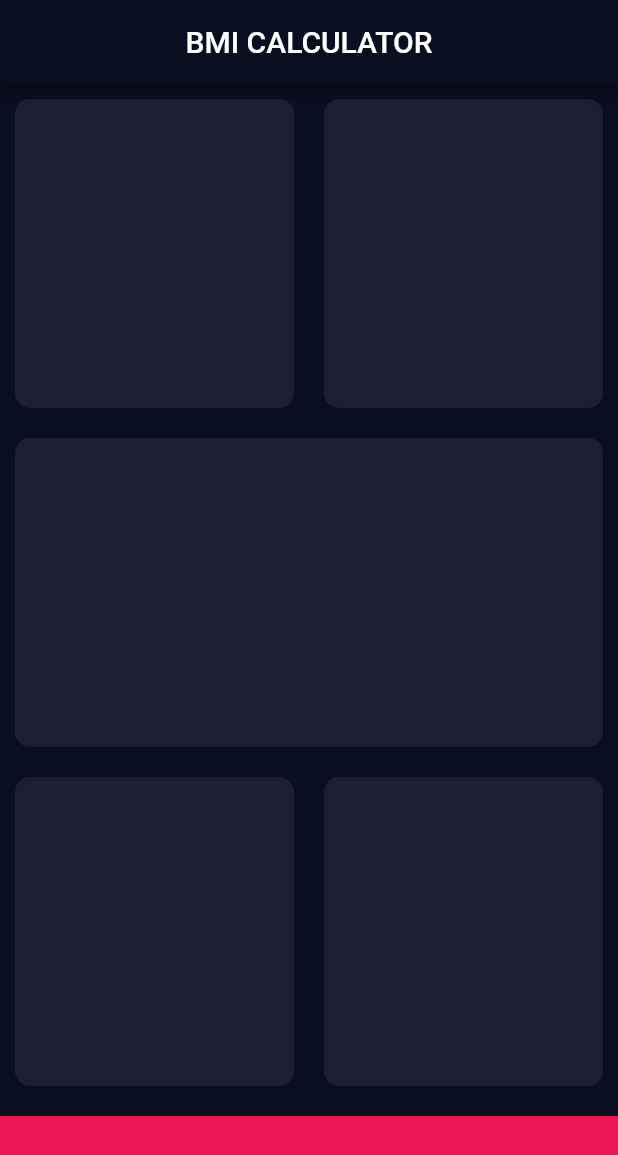
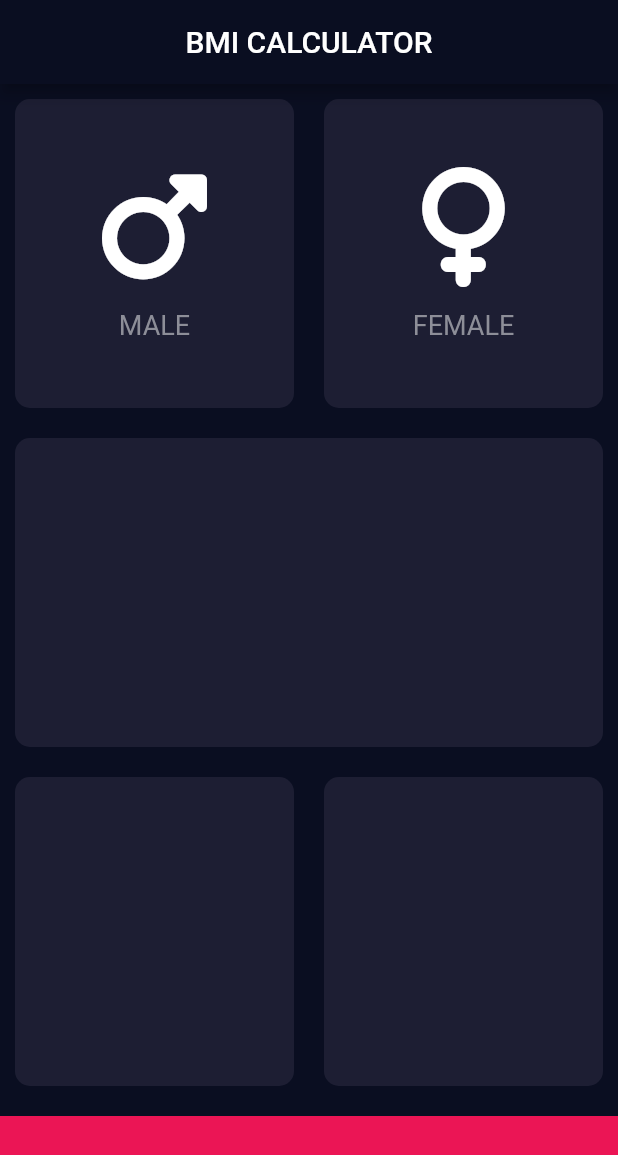
Before and after one commit to UlugbekYarkinov/bmi_calculator, a Flutter app: the screen it shows after launch, on a phone screen of 412 x 824 dp. Shown: the top 1155 px of the screen. Run offline on Flutter 3.47's test engine with Material 2 defaults, Android fonts, the phone set to English and light mode, and no system bars; our stand-ins replace font_awesome_flutter.

Commit message:
gender Icon and label added

```diff
--- /dev/null
+++ b/lib/components/gender_card.dart
@@ -0,0 +1,35 @@
+import 'package:flutter/material.dart';
+import 'package:font_awesome_flutter/font_awesome_flutter.dart';
+
+class GenderCard extends StatelessWidget {
+  final IconData genderIcon;
+  final String label;
+
+  const GenderCard({Key? key,
+    required this.genderIcon,
+    required this.label,
+  }) : super(key: key);
+
+  @override
+  Widget build(BuildContext context) {
+    return Column(
+      mainAxisAlignment: MainAxisAlignment.center,
+      children: [
+        Icon(
+          genderIcon,
+          size: 80.0,
+        ),
+        const SizedBox(
+          height: 15.0,
+        ),
+        Text(
+          label,
+          style: const TextStyle(
+            fontSize: 18.0,
+            color: Color(0xFF8D8E98),
+          ),
+        ),
+      ],
+    );
+  }
+}
--- a/lib/components/reusable_card.dart
+++ b/lib/components/reusable_card.dart
@@ -1,9 +1,13 @@
 import 'package:flutter/material.dart';
 
 class ReusableCard extends StatelessWidget {
-  late final Color color;
+  final Color color;
+  final Widget? cardChild;
 
-  ReusableCard({super.key, required this.color});
+  ReusableCard({super.key,
+    required this.color,
+    this.cardChild
+  });
 
   @override
   Widget build(BuildContext context) {
@@ -13,6 +17,7 @@ class ReusableCard extends StatelessWidget {
         borderRadius: BorderRadius.circular(10.0),
         color: color,
       ),
+      child: cardChild,
     );
   }
 }
--- a/lib/input_page.dart
+++ b/lib/input_page.dart
@@ -1,5 +1,7 @@
 import 'package:flutter/material.dart';
+import 'package:font_awesome_flutter/font_awesome_flutter.dart';
 import 'components/reusable_card.dart';
+import 'components/gender_card.dart';
 
 const Color activeCardColor = Color(0xFF1D1E33);
 const Color bottomCardColor = Color(0xFFEB1555);
@@ -24,8 +26,22 @@ class _InputPageState extends State<InputPage> {
           Expanded(
             child: Row(
               children: [
-                Expanded(child: ReusableCard(color: activeCardColor)),
-                Expanded(child: ReusableCard(color: activeCardColor))
+                Expanded(
+                    child: ReusableCard(
+                      color: activeCardColor,
+                      cardChild: const GenderCard(
+                        genderIcon: FontAwesomeIcons.mars,
+                        label: 'MALE',
+                      ),
+                )),
+                Expanded(
+                    child: ReusableCard(
+                      color: activeCardColor,
+                      cardChild: const GenderCard(
+                        genderIcon: FontAwesomeIcons.venus,
+                        label: 'FEMALE',
+                      ),
+                ))
               ],
             ),
           ),
--- a/pubspec.yaml
+++ b/pubspec.yaml
@@ -36,6 +36,7 @@ dependencies:
   # The following adds the Cupertino Icons font to your application.
   # Use with the CupertinoIcons class for iOS style icons.
   cupertino_icons: ^1.0.2
+  font_awesome_flutter: ^10.3.0
 
 dev_dependencies:
   flutter_test:
```
Also changed, not shown: pubspec.lock.
